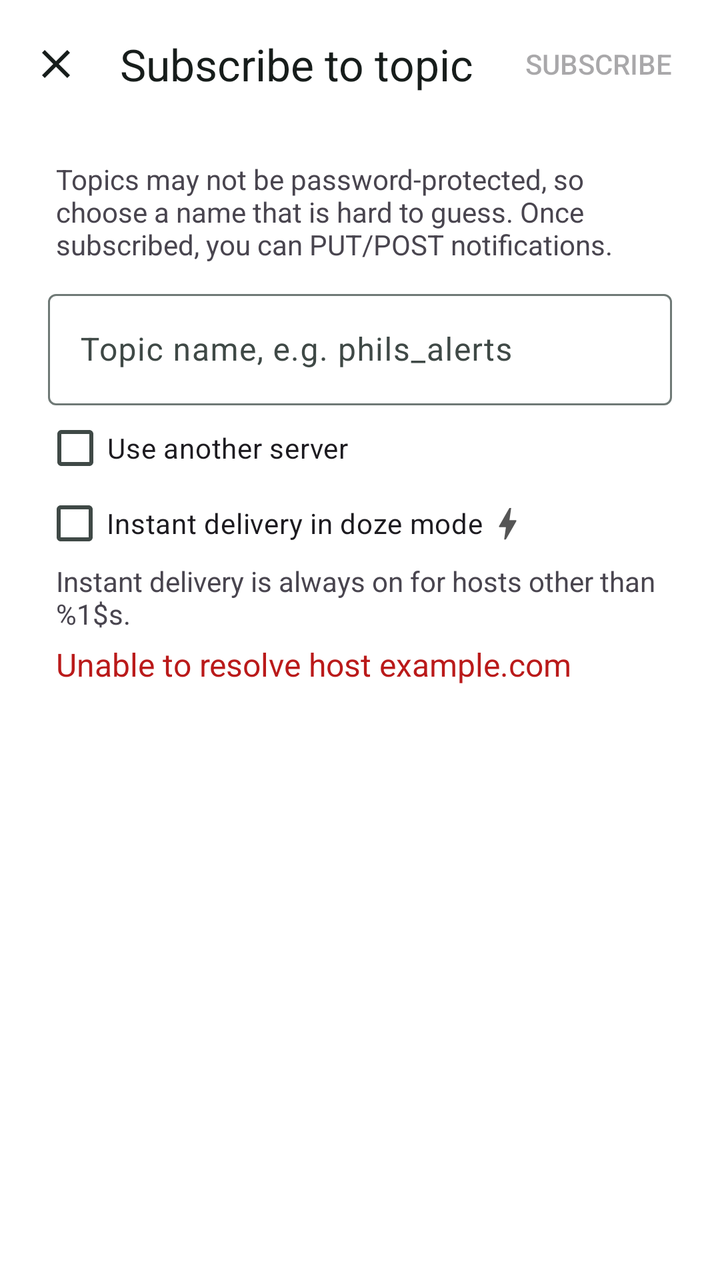
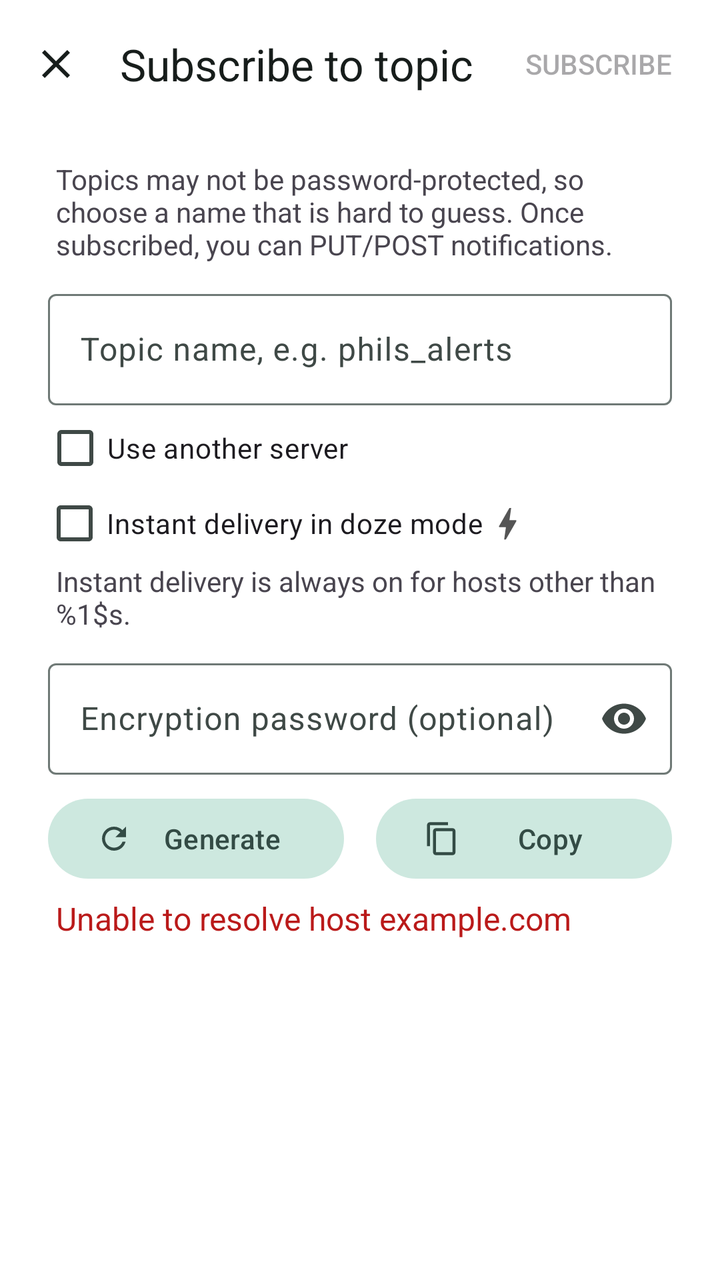

An Android layout rendered at two revisions. The XML below is the earlier revision; the diff shows what the commit changed to produce the second picture.
<!-- AndroidManifest.xml: application theme AppTheme -->
<!-- res/layout/fragment_add_dialog.xml -->
<?xml version="1.0" encoding="utf-8"?>
<androidx.coordinatorlayout.widget.CoordinatorLayout
    xmlns:android="http://schemas.android.com/apk/res/android"
    xmlns:app="http://schemas.android.com/apk/res-auto"
    xmlns:tools="http://schemas.android.com/tools"
    android:layout_width="match_parent"
    android:layout_height="match_parent"
    android:background="?attr/colorSurface"
    android:fitsSystemWindows="true">

    <com.google.android.material.appbar.AppBarLayout
        android:id="@+id/add_dialog_app_bar"
        android:layout_width="match_parent"
        android:layout_height="wrap_content"
        android:background="?attr/colorSurface"
        app:elevation="0dp"
        app:liftOnScroll="false">

        <com.google.android.material.appbar.MaterialToolbar
            android:id="@+id/add_dialog_toolbar"
            android:layout_width="match_parent"
            android:layout_height="?attr/actionBarSize"
            android:background="?attr/colorSurface"
            android:paddingStart="0dp"
            android:paddingEnd="12dp"
            app:navigationIcon="@drawable/ic_close_white_24dp"
            app:navigationIconTint="?attr/colorOnSurface"
            app:title="@string/add_dialog_title"
            app:titleTextColor="?attr/colorOnSurface"
            app:menu="@menu/menu_add_dialog" />

    </com.google.android.material.appbar.AppBarLayout>

    <LinearLayout
        android:layout_width="match_parent"
        android:layout_height="match_parent"
        android:orientation="vertical"
        android:paddingHorizontal="?dialogPreferredPadding"
        app:layout_behavior="@string/appbar_scrolling_view_behavior">

        <ScrollView
            android:id="@+id/add_dialog_subscribe_view"
            android:layout_width="match_parent"
            android:layout_height="match_parent">

            <androidx.constraintlayout.widget.ConstraintLayout
                android:layout_width="match_parent"
                android:layout_height="wrap_content"
                android:orientation="horizontal">

                <TextView
                    android:id="@+id/add_dialog_subscribe_description"
                    android:text="@string/add_dialog_description_below"
                    android:layout_width="match_parent"
                    android:layout_height="wrap_content"
                    android:paddingStart="4dp"
                    android:paddingEnd="4dp"
                    android:paddingTop="16dp"
                    app:layout_constraintStart_toStartOf="parent"
                    app:layout_constraintEnd_toEndOf="parent"
                    app:layout_constraintTop_toTopOf="parent"/>

                <ProgressBar
                    style="?android:attr/progressBarStyle"
                    android:layout_width="24dp"
                    android:layout_height="24dp"
                    android:id="@+id/add_dialog_subscribe_progress"
                    app:layout_constraintEnd_toEndOf="parent"
                    app:layout_constraintTop_toTopOf="parent"
                    android:indeterminate="true"
                    android:layout_marginTop="16dp"
                    android:visibility="gone"/>

                <com.google.android.material.textfield.TextInputLayout
                    android:id="@+id/add_dialog_subscribe_topic_layout"
                    android:layout_width="match_parent"
                    android:layout_height="wrap_content"
                    app:layout_constraintTop_toBottomOf="@id/add_dialog_subscribe_description"
                    app:layout_constraintStart_toStartOf="parent"
                    app:layout_constraintEnd_toEndOf="parent"
                    android:layout_marginTop="10dp">

                    <com.google.android.material.textfield.TextInputEditText
                        android:id="@+id/add_dialog_subscribe_topic_text"
                        android:layout_width="match_parent"
                        android:layout_height="wrap_content"
                        android:hint="@string/add_dialog_topic_name_hint"
                        android:importantForAutofill="no"
                        android:maxLines="1"
                        android:inputType="text"
                        android:maxLength="64"/>

                </com.google.android.material.textfield.TextInputLayout>

                <CheckBox
                    android:id="@+id/add_dialog_subscribe_use_another_server_checkbox"
                    android:text="@string/add_dialog_use_another_server"
                    android:layout_width="match_parent"
                    android:layout_height="wrap_content"
                    android:layout_marginStart="-3dp"
                    android:layout_marginTop="-3dp"
                    app:layout_constraintStart_toStartOf="parent"
                    app:layout_constraintEnd_toEndOf="parent"
                    app:layout_constraintTop_toBottomOf="@id/add_dialog_subscribe_topic_layout"/>

                <TextView
                    android:id="@+id/add_dialog_subscribe_use_another_server_description"
                    android:text="@string/add_dialog_use_another_server_description"
                    android:layout_width="match_parent"
                    android:layout_height="wrap_content"
                    android:layout_marginTop="-5dp"
                    android:paddingStart="4dp"
                    android:paddingEnd="4dp"
                    android:paddingTop="0dp"
                    android:visibility="gone"
                    app:layout_constraintStart_toStartOf="parent"
                    app:layout_constraintEnd_toEndOf="parent"
                    app:layout_constraintTop_toBottomOf="@id/add_dialog_subscribe_use_another_server_checkbox" />

                <com.google.android.material.textfield.TextInputLayout
                    style="@style/Widget.MaterialComponents.TextInputLayout.FilledBox.Dense.ExposedDropdownMenu"
                    android:id="@+id/add_dialog_subscribe_base_url_layout"
                    android:layout_width="match_parent"
                    android:layout_height="wrap_content"
                    android:layout_margin="0dp"
                    android:padding="0dp"
                    android:visibility="gone"
                    app:endIconMode="custom"
                    app:hintEnabled="false"
                    app:boxBackgroundColor="@null"
                    app:layout_constraintStart_toStartOf="parent"
                    app:layout_constraintEnd_toEndOf="parent"
                    app:layout_constraintTop_toBottomOf="@id/add_dialog_subscribe_use_another_server_description">

                    <AutoCompleteTextView
                        android:layout_width="match_parent"
                        android:layout_height="wrap_content"
                        android:id="@+id/add_dialog_subscribe_base_url_text"
                        android:hint="@string/app_base_url"
                        android:maxLines="1"
                        android:layout_marginTop="4dp"
                        android:layout_marginBottom="10dp"
                        android:inputType="textNoSuggestions"
                        android:paddingStart="0dp"
                        android:paddingEnd="0dp"
                        android:paddingTop="5dp"
                        android:paddingBottom="5dp"
                        android:layout_marginStart="4dp"
                        android:layout_marginEnd="4dp"
                        android:textAppearance="?android:attr/textAppearanceMedium"/>

                </com.google.android.material.textfield.TextInputLayout>

                <LinearLayout
                    android:id="@+id/add_dialog_subscribe_instant_delivery_box"
                    android:orientation="horizontal"
                    android:layout_width="match_parent"
                    android:layout_height="wrap_content"
                    android:layout_marginTop="-3dp"
                    app:layout_constraintStart_toStartOf="parent"
                    app:layout_constraintEnd_toEndOf="parent"
                    app:layout_constraintTop_toBottomOf="@id/add_dialog_subscribe_base_url_layout">

                    <CheckBox
                        android:id="@+id/add_dialog_subscribe_instant_delivery_checkbox"
                        android:text="@string/add_dialog_instant_delivery"
                        android:layout_width="wrap_content"
                        android:layout_height="wrap_content"
                        android:layout_marginTop="-8dp"
                        android:layout_marginBottom="-5dp"
                        android:layout_marginStart="-3dp"/>

                    <ImageView
                        android:layout_width="24dp"
                        android:layout_height="24dp"
                        android:layout_marginTop="3dp"
                        android:paddingTop="3dp"
                        android:id="@+id/add_dialog_subscribe_instant_image"
                        app:srcCompat="@drawable/ic_bolt_gray_24dp"
                        app:layout_constraintTop_toTopOf="@+id/main_item_text"
                        app:layout_constraintEnd_toStartOf="@+id/main_item_date"/>

                </LinearLayout>

                <TextView
                    android:id="@+id/add_dialog_subscribe_instant_delivery_description"
                    android:text="@string/add_dialog_instant_delivery_description"
                    android:layout_width="match_parent"
                    android:layout_height="wrap_content"
                    android:paddingStart="4dp"
                    android:paddingEnd="4dp"
                    android:paddingTop="0dp"
                    android:visibility="gone"
                    app:layout_constraintStart_toStartOf="parent"
                    app:layout_constraintEnd_toEndOf="parent"
                    app:layout_constraintTop_toBottomOf="@id/add_dialog_subscribe_instant_delivery_box"/>

                <TextView
                    android:id="@+id/add_dialog_subscribe_foreground_description"
                    android:text="@string/add_dialog_foreground_description"
                    android:layout_width="match_parent"
                    android:layout_height="wrap_content"
                    android:paddingStart="4dp"
                    android:paddingEnd="4dp"
                    app:layout_constraintStart_toStartOf="parent"
                    app:layout_constraintEnd_toEndOf="parent"
                    app:layout_constraintTop_toBottomOf="@id/add_dialog_subscribe_instant_delivery_description"/>

                <ImageView
                    android:id="@+id/add_dialog_subscribe_error_text_image"
                    android:layout_width="20dp"
                    android:layout_height="20dp"
                    android:layout_marginTop="1dp"
                    android:visibility="gone"
                    app:srcCompat="@drawable/ic_error_red_24dp"
                    app:layout_constraintStart_toStartOf="parent"
                    app:layout_constraintTop_toTopOf="@id/add_dialog_subscribe_error_text"/>

                <TextView
                    android:id="@+id/add_dialog_subscribe_error_text"
                    android:text="Unable to resolve host example.com"
                    android:layout_width="0dp"
                    android:layout_height="wrap_content"
                    android:layout_marginTop="5dp"
                    android:paddingStart="4dp"
                    android:paddingEnd="4dp"
                    android:textAppearance="@style/DangerText"
                    app:layout_constraintEnd_toEndOf="parent"
                    app:layout_constraintTop_toBottomOf="@id/add_dialog_subscribe_foreground_description"
                    app:layout_constraintStart_toEndOf="@id/add_dialog_subscribe_error_text_image"
                    tools:visibility="gone"/>

            </androidx.constraintlayout.widget.ConstraintLayout>

        </ScrollView>

        <ScrollView
            android:layout_width="match_parent"
            android:layout_height="match_parent"
            android:id="@+id/add_dialog_login_view"
            android:visibility="gone">

            <androidx.constraintlayout.widget.ConstraintLayout
                android:layout_width="match_parent"
                android:layout_height="wrap_content"
                android:orientation="horizontal">

                <TextView
                    android:text="@string/add_dialog_login_description"
                    android:layout_width="match_parent"
                    android:layout_height="wrap_content"
                    android:id="@+id/add_dialog_login_description"
                    android:paddingStart="4dp"
                    android:paddingTop="16dp"
                    android:paddingEnd="4dp"
                    app:layout_constraintStart_toStartOf="parent"
                    app:layout_constraintEnd_toEndOf="parent"
                    app:layout_constraintTop_toTopOf="parent" />

                <ProgressBar
                    style="?android:attr/progressBarStyle"
                    android:layout_width="25dp"
                    android:layout_height="25dp"
                    android:id="@+id/add_dialog_login_progress"
                    app:layout_constraintEnd_toEndOf="parent"
                    app:layout_constraintTop_toTopOf="parent"
                    android:indeterminate="true"
                    android:layout_marginTop="16dp"
                    android:visibility="gone"/>

                <com.google.android.material.textfield.TextInputLayout
                    android:id="@+id/add_dialog_login_username_layout"
                    android:layout_width="match_parent"
                    android:layout_height="wrap_content"
                    app:layout_constraintTop_toBottomOf="@+id/add_dialog_login_description"
                    app:layout_constraintStart_toStartOf="parent"
                    app:layout_constraintEnd_toEndOf="parent"
                    android:layout_marginTop="10dp">

                    <com.google.android.material.textfield.TextInputEditText
                        android:id="@+id/add_dialog_login_username"
                        android:layout_width="match_parent"
                        android:layout_height="wrap_content"
                        android:hint="@string/add_dialog_login_username_hint"
                        android:importantForAutofill="no"
                        android:maxLines="1"
                        android:inputType="text"
                        android:maxLength="64"/>

                </com.google.android.material.textfield.TextInputLayout>

                <com.google.android.material.textfield.TextInputLayout
                    android:id="@+id/add_dialog_login_password_layout"
                    android:layout_width="match_parent"
                    android:layout_height="wrap_content"
                    app:layout_constraintTop_toBottomOf="@id/add_dialog_login_username_layout"
                    app:layout_constraintStart_toStartOf="parent"
                    app:layout_constraintEnd_toEndOf="parent"
                    android:layout_marginTop="10dp">

                    <com.google.android.material.textfield.TextInputEditText
                        android:id="@+id/add_dialog_login_password"
                        android:layout_width="match_parent"
                        android:layout_height="wrap_content"
                        android:hint="@string/add_dialog_login_password_hint"
                        android:importantForAutofill="no"
                        android:maxLines="1"
                        android:inputType="textPassword"/>

                </com.google.android.material.textfield.TextInputLayout>

                <ImageView
                    android:layout_width="20dp"
                    android:layout_height="20dp"
                    android:id="@+id/add_dialog_login_error_text_image"
                    android:visibility="gone"
                    app:srcCompat="@drawable/ic_error_red_24dp"
                    app:layout_constraintStart_toStartOf="parent"
                    app:layout_constraintBottom_toBottomOf="@+id/add_dialog_login_error_text"
                    app:layout_constraintTop_toTopOf="@+id/add_dialog_login_error_text"/>

                <TextView
                    android:id="@+id/add_dialog_login_error_text"
                    android:layout_width="0dp"
                    android:layout_height="wrap_content"
                    android:text="Login failed. User not authorized."
                    android:paddingStart="4dp"
                    app:layout_constraintEnd_toEndOf="parent"
                    app:layout_constraintTop_toBottomOf="@id/add_dialog_login_password_layout"
                    android:paddingEnd="4dp"
                    android:visibility="gone"
                    android:textAppearance="@style/DangerText"
                    app:layout_constraintStart_toEndOf="@id/add_dialog_login_error_text_image"
                    tools:visibility="visible"/>

            </androidx.constraintlayout.widget.ConstraintLayout>

        </ScrollView>

    </LinearLayout>

</androidx.coordinatorlayout.widget.CoordinatorLayout>
<!-- resources referenced by this layout -->
<resources>
  <string name="add_dialog_title">Subscribe to topic</string>
  <color name="md_theme_primary">#338574</color>
  <color name="md_theme_onPrimary">#FFFFFF</color>
  <color name="md_theme_primaryContainer">#A0F2DD</color>
  <color name="md_theme_onPrimaryContainer">#005144</color>
  <color name="md_theme_secondary">#4B635C</color>
  <color name="md_theme_onSecondary">#FFFFFF</color>
  <color name="md_theme_secondaryContainer">#CDE8DF</color>
  <color name="md_theme_onSecondaryContainer">#334B45</color>
  <color name="md_theme_tertiary">#436278</color>
  <color name="md_theme_onTertiary">#FFFFFF</color>
  <color name="md_theme_tertiaryContainer">#C8E6FF</color>
  <color name="md_theme_onTertiaryContainer">#2A4A5F</color>
  <color name="md_theme_error">#BA1A1A</color>
  <color name="md_theme_onError">#FFFFFF</color>
  <color name="md_theme_errorContainer">#FFDAD6</color>
  <color name="md_theme_onErrorContainer">#93000A</color>
  <color name="md_theme_background">#FFFFFF</color>
  <color name="md_theme_onBackground">#171D1B</color>
  <color name="md_theme_surface">#FFFFFF</color>
  <color name="md_theme_onSurface">#171D1B</color>
  <color name="md_theme_surfaceVariant">#E0E0E0</color>
  <color name="md_theme_onSurfaceVariant">#3F4946</color>
  <color name="md_theme_outline">#6F7976</color>
  <color name="md_theme_outlineVariant">#C0C0C0</color>
  <color name="md_theme_inverseSurface">#2B3230</color>
  <color name="md_theme_inverseOnSurface">#F0F0F0</color>
  <color name="md_theme_inversePrimary">#84D6C2</color>
  <color name="md_theme_primaryFixed">#A0F2DD</color>
  <color name="md_theme_onPrimaryFixed">#00201A</color>
  <color name="md_theme_primaryFixedDim">#84D6C2</color>
  <color name="md_theme_onPrimaryFixedVariant">#005144</color>
  <color name="md_theme_secondaryFixed">#CDE8DF</color>
  <color name="md_theme_onSecondaryFixed">#06201A</color>
  <color name="md_theme_secondaryFixedDim">#B1CCC4</color>
  <color name="md_theme_tertiaryFixed">#C8E6FF</color>
  <color name="md_theme_onTertiaryFixed">#001E2E</color>
  <color name="md_theme_tertiaryFixedDim">#AACBE4</color>
  <color name="md_theme_onTertiaryFixedVariant">#2A4A5F</color>
  <color name="md_theme_surfaceDim">#E0E0E0</color>
  <color name="md_theme_surfaceBright">#FFFFFF</color>
  <color name="md_theme_surfaceContainerLowest">#FFFFFF</color>
  <color name="md_theme_surfaceContainerLow">#F5F5F5</color>
  <color name="md_theme_surfaceContainer">#F0F0F0</color>
  <color name="md_theme_surfaceContainerHigh">#EEEEEE</color>
  <color name="md_theme_surfaceContainerHighest">#E0E0E0</color>
  <!-- unchanged entries left out for length: 22 -->
</resources>

<!-- the commit's change to res/layout/fragment_add_dialog.xml (unified diff, before → after) -->
@@ -206,6 +206,59 @@
                     app:layout_constraintEnd_toEndOf="parent"
                     app:layout_constraintTop_toBottomOf="@id/add_dialog_subscribe_instant_delivery_description"/>
 
+                <com.google.android.material.textfield.TextInputLayout
+                    android:id="@+id/add_dialog_encrypt_password_layout"
+                    android:layout_width="match_parent"
+                    android:layout_height="wrap_content"
+                    android:layout_marginTop="10dp"
+                    app:endIconMode="password_toggle"
+                    app:layout_constraintEnd_toEndOf="parent"
+                    app:layout_constraintStart_toStartOf="parent"
+                    app:layout_constraintTop_toBottomOf="@id/add_dialog_subscribe_foreground_description">
+
+                    <com.google.android.material.textfield.TextInputEditText
+                        android:id="@+id/add_dialog_encrypt_password_text"
+                        android:layout_width="match_parent"
+                        android:layout_height="wrap_content"
+                        android:hint="@string/add_dialog_encrypt_password_hint"
+                        android:importantForAutofill="no"
+                        android:inputType="textPassword"
+                        android:maxLines="1" />
+
+                </com.google.android.material.textfield.TextInputLayout>
+
+                <LinearLayout
+                    android:id="@+id/add_dialog_encrypt_buttons"
+                    android:layout_width="match_parent"
+                    android:layout_height="wrap_content"
+                    android:layout_marginTop="8dp"
+                    android:orientation="horizontal"
+                    app:layout_constraintEnd_toEndOf="parent"
+                    app:layout_constraintStart_toStartOf="parent"
+                    app:layout_constraintTop_toBottomOf="@id/add_dialog_encrypt_password_layout">
+
+                    <com.google.android.material.button.MaterialButton
+                        android:id="@+id/add_dialog_encrypt_generate_button"
+                        style="@style/Widget.Material3.Button.TonalButton"
+                        android:layout_width="0dp"
+                        android:layout_height="wrap_content"
+                        android:layout_marginEnd="8dp"
+                        android:layout_weight="1"
+                        android:text="@string/encrypt_password_dialog_generate_button"
+                        app:icon="@drawable/ic_refresh_white_24dp" />
+
+                    <com.google.android.material.button.MaterialButton
+                        android:id="@+id/add_dialog_encrypt_copy_button"
+                        style="@style/Widget.Material3.Button.TonalButton"
+                        android:layout_width="0dp"
+                        android:layout_height="wrap_content"
+                        android:layout_marginStart="8dp"
+                        android:layout_weight="1"
+                        android:text="@string/encrypt_password_dialog_copy_button"
+                        app:icon="@drawable/ic_content_copy_white_24dp" />
+
+                </LinearLayout>
+
                 <ImageView
                     android:id="@+id/add_dialog_subscribe_error_text_image"
                     android:layout_width="20dp"
@@ -226,13 +279,14 @@
                     android:paddingEnd="4dp"
                     android:textAppearance="@style/DangerText"
                     app:layout_constraintEnd_toEndOf="parent"
-                    app:layout_constraintTop_toBottomOf="@id/add_dialog_subscribe_foreground_description"
+                    app:layout_constraintTop_toBottomOf="@id/add_dialog_encrypt_buttons"
                     app:layout_constraintStart_toEndOf="@id/add_dialog_subscribe_error_text_image"
                     tools:visibility="gone"/>
 
             </androidx.constraintlayout.widget.ConstraintLayout>
 
         </ScrollView>
+
 
         <ScrollView
             android:layout_width="match_parent"
<!-- resource entries referenced after the edit -->
@@ -1,6 +1,31 @@
 <!-- resources referenced by this layout -->
 <resources>
+  <!-- drawable ic_content_copy_white_24dp (drawable) -->
+  <vector xmlns:android="http://schemas.android.com/apk/res/android"
+      android:width="24dp"
+      android:height="24dp"
+      android:viewportWidth="24"
+      android:viewportHeight="24">
+    <path
+        android:pathData="M16,1L4,1c-1.1,0 -2,0.9 -2,2v14h2L4,3h12L16,1zM19,5L8,5c-1.1,0 -2,0.9 -2,2v14c0,1.1 0.9,2 2,2h11c1.1,0 2,-0.9 2,-2L21,7c0,-1.1 -0.9,-2 -2,-2zM19,21L8,21L8,7h11v14z"
+        android:fillColor="@android:color/white"/>
+  </vector>
+  <!-- drawable ic_refresh_white_24dp (drawable) -->
+  <?xml version="1.0" encoding="utf-8"?>
+  <vector xmlns:android="http://schemas.android.com/apk/res/android"
+      android:width="24dp"
+      android:height="24dp"
+      android:viewportWidth="24"
+      android:viewportHeight="24"
+      android:tint="?attr/colorControlNormal">
+      <path
+          android:fillColor="#FFFFFF"
+          android:pathData="M17.65,6.35C16.2,4.9 14.21,4 12,4c-4.42,0 -7.99,3.58 -7.99,8s3.57,8 7.99,8c3.73,0 6.84,-2.55 7.73,-6h-2.08c-0.82,2.33 -3.04,4 -5.65,4 -3.31,0 -6,-2.69 -6,-6s2.69,-6 6,-6c1.66,0 3.14,0.69 4.22,1.78L13,11h7V4l-2.35,2.35z"/>
+  </vector>
+  <string name="add_dialog_encrypt_password_hint">Encryption password (optional)</string>
   <string name="add_dialog_title">Subscribe to topic</string>
+  <string name="encrypt_password_dialog_copy_button">Copy</string>
+  <string name="encrypt_password_dialog_generate_button">Generate</string>
   <color name="md_theme_primary">#338574</color>
   <color name="md_theme_onPrimary">#FFFFFF</color>
   <color name="md_theme_primaryContainer">#A0F2DD</color>
